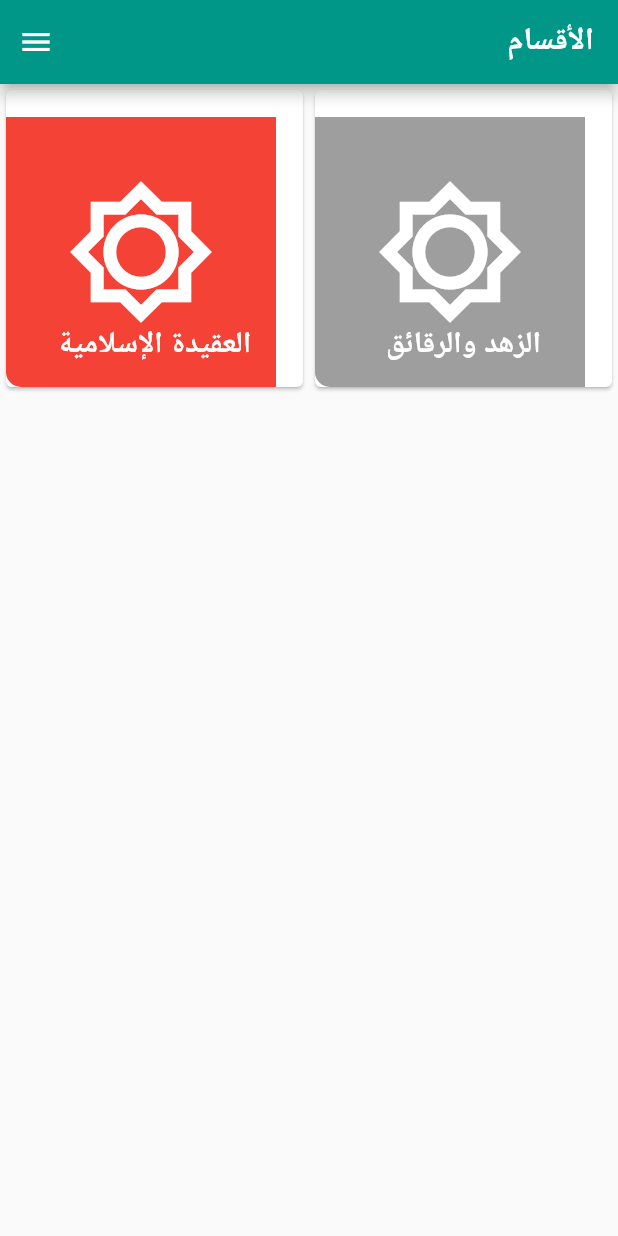
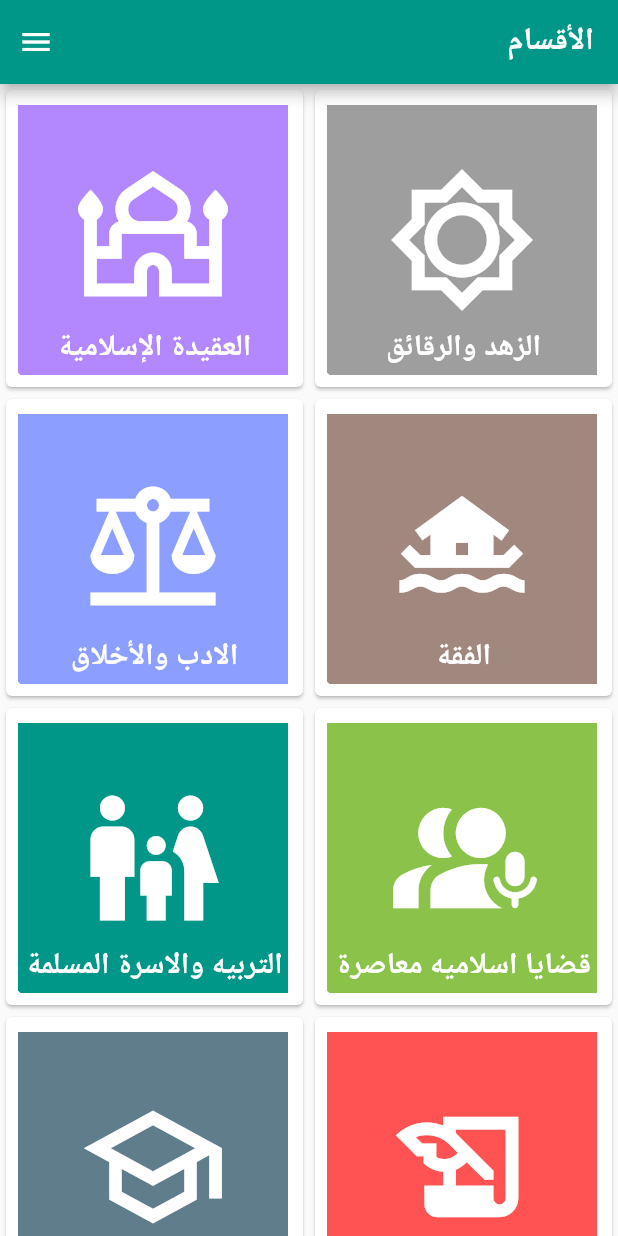
Before and after one commit to NagyElseady/Zad, a Flutter app: the screen it shows after launch, on a phone screen of 412 x 824 dp. Run offline on Flutter 3.47's test engine with Material 2 defaults, Android fonts, the phone set to English and light mode, and no system bars; our stand-ins replace flutter_bloc.

Commit message:
Initial commit

```diff
--- a/lib/screens/sections_screen/sections_screen.dart
+++ b/lib/sections/sections_screen.dart
@@ -2,11 +2,11 @@ import 'package:flutter/material.dart';
 import 'package:flutter_bloc/flutter_bloc.dart';
 import 'package:zad/shared/data/models/Lecture.dart';
 
-import '../../shared/data/models/Section.dart';
-import '../asceticism_flakes_screen/section_detail_screen.dart';
-import '../../shared/ui/navigate_to.dart';
-import '../sections_screen/section_cubit.dart';
-import '../zad_states.dart';
+import '../screens/section_detail/section_detail.dart';
+import '../screens/sections_screen/section_cubit.dart';
+import '../screens/zad_states.dart';
+import '../shared/data/models/Section.dart';
+import '../shared/ui/navigate_to.dart';
 
 class SectionsScreen extends StatelessWidget {
   SectionsScreen({Key? key}) : super(key: key);
@@ -32,8 +32,105 @@ class SectionsScreen extends StatelessWidget {
         Lecture("خطبة ٩", "محتوى ٩"),
         Lecture("خطبة ١٠", "محتوى ١٠"),
       ],
-        Icons.brightness_low_outlined,
-        Colors.red)
+      Icons.mosque_outlined,
+      Colors.deepPurpleAccent.shade100,
+    ),
+    Section(
+      "الفقة",
+      [
+        Lecture("خطبة ٦", "محتوى ٦"),
+        Lecture("خطبة ٧", "محتوى ٧"),
+        Lecture("خطبة ٨", "محتوى ٨"),
+        Lecture("خطبة ٩", "محتوى ٩"),
+        Lecture("خطبة ١٠", "محتوى ١٠"),
+      ],
+      Icons.houseboat_sharp,
+      Colors.brown.shade300,
+    ),
+    Section(
+      "الادب والأخلاق",
+      [
+        Lecture("خطبة ٦", "محتوى ٦"),
+        Lecture("خطبة ٧", "محتوى ٧"),
+        Lecture("خطبة ٨", "محتوى ٨"),
+        Lecture("خطبة ٩", "محتوى ٩"),
+        Lecture("خطبة ١٠", "محتوى ١٠"),
+      ],
+      Icons.balance,
+      Colors.indigoAccent.shade100,
+    ),
+    Section(
+      "قضايا اسلاميه معاصرة",
+      [
+        Lecture("خطبة ٦", "محتوى ٦"),
+        Lecture("خطبة ٧", "محتوى ٧"),
+        Lecture("خطبة ٨", "محتوى ٨"),
+        Lecture("خطبة ٩", "محتوى ٩"),
+        Lecture("خطبة ١٠", "محتوى ١٠"),
+      ],
+      Icons.interpreter_mode_rounded,
+      Colors.lightGreen,
+    ),
+    Section(
+      "التربيه والاسرة المسلمة",
+      [
+        Lecture("خطبة ٦", "محتوى ٦"),
+        Lecture("خطبة ٧", "محتوى ٧"),
+        Lecture("خطبة ٨", "محتوى ٨"),
+        Lecture("خطبة ٩", "محتوى ٩"),
+        Lecture("خطبة ١٠", "محتوى ١٠"),
+      ],
+      Icons.family_restroom,
+      Colors.teal,
+    ),
+    Section(
+      "التاريخ والقصص",
+      [
+        Lecture("خطبة ٦", "محتوى ٦"),
+        Lecture("خطبة ٧", "محتوى ٧"),
+        Lecture("خطبة ٨", "محتوى ٨"),
+        Lecture("خطبة ٩", "محتوى ٩"),
+        Lecture("خطبة ١٠", "محتوى ١٠"),
+      ],
+      Icons.history_edu,
+      Colors.redAccent,
+    ),
+    Section(
+      "موضوعات متنوعه",
+      [
+        Lecture("خطبة ٦", "محتوى ٦"),
+        Lecture("خطبة ٧", "محتوى ٧"),
+        Lecture("خطبة ٨", "محتوى ٨"),
+        Lecture("خطبة ٩", "محتوى ٩"),
+        Lecture("خطبة ١٠", "محتوى ١٠"),
+      ],
+      Icons.school_outlined,
+      Colors.blueGrey,
+    ),
+    Section(
+      "مواسم الخير",
+      [
+        Lecture("خطبة ٦", "محتوى ٦"),
+        Lecture("خطبة ٧", "محتوى ٧"),
+        Lecture("خطبة ٨", "محتوى ٨"),
+        Lecture("خطبة ٩", "محتوى ٩"),
+        Lecture("خطبة ١٠", "محتوى ١٠"),
+      ],
+      Icons.real_estate_agent_outlined,
+      Colors.orange,
+    ),
+    Section(
+      "مناسبات دوريه",
+      [
+        Lecture("خطبة ٦", "محتوى ٦"),
+        Lecture("خطبة ٧", "محتوى ٧"),
+        Lecture("خطبة ٨", "محتوى ٨"),
+        Lecture("خطبة ٩", "محتوى ٩"),
+        Lecture("خطبة ١٠", "محتوى ١٠"),
+      ],
+      Icons.paragliding,
+      Colors.indigo.shade300,
+    ),
   ];
 
   @override
@@ -48,7 +145,9 @@ class SectionsScreen extends StatelessWidget {
                     backgroundColor: Colors.teal,
                     actions: [
                       IconButton(
-                        onPressed: () {},
+                        onPressed: () {
+                          Navigator.pop(context);
+                        },
                         icon: const Icon(
                           Icons.menu,
                         ),
@@ -86,14 +185,16 @@ class SectionsScreen extends StatelessWidget {
     return Container(
       decoration: BoxDecoration(
           borderRadius: BorderRadius.circular(
-        10.0,
+        30.0,
       )),
       clipBehavior: Clip.antiAliasWithSaveLayer,
       width: 180.0,
       child: Stack(
         alignment: AlignmentDirectional.bottomEnd,
         children: [
-          Container(
+          Padding(
+            padding: const EdgeInsets.all(8.0),
+            child: Container(
               padding: const EdgeInsets.all(5),
               color: section.color,
               width: 180.0,
@@ -112,9 +213,12 @@ class SectionsScreen extends StatelessWidget {
                 },
               ),
             ),
-          Container(
+          ),
+          Padding(
+            padding: const EdgeInsets.all(8.0),
+            child: Container(
               padding: const EdgeInsets.symmetric(
-              vertical: 15.0,
+                vertical: 5.0,
               ),
               width: double.infinity,
               color: Colors.black.withOpacity(.0),
@@ -127,7 +231,8 @@ class SectionsScreen extends StatelessWidget {
                   fontWeight: FontWeight.bold,
                 ),
               ),
-          )
+            ),
+          ),
         ],
       ),
     );
--- a/pubspec.yaml
+++ b/pubspec.yaml
@@ -38,7 +38,7 @@ dependencies:
   cupertino_icons: ^1.0.2
   sqflite: ^2.1.0+1
   conditional_builder_null_safety: ^0.0.6
-  flutter_bloc: ^8.1.1
+  flutter_bloc: ^8.1.2
   bloc: ^8.1.0
   dio: ^4.0.6
   dio_logger: ^4.0.8+8
@@ -48,11 +48,13 @@ dependencies:
   smooth_page_indicator: ^1.0.0+2
   json_conditional: ^2.1.0+16
   flutter_conditional_rendering: ^2.0.0
+  flutter_settings_screens: ^0.3.3-null-safety+2
   fluttertoast: ^8.1.2
   carousel_slider: ^4.2.1
   rxdart: ^0.27.7
   flutter_localization: ^0.1.10
   intl_utils: ^2.8.1
+  easy_sidemenu: ^0.4.1+1
   flutter_localizations:
     sdk: flutter
   intl: any
```
Also changed, not shown: lib/main.dart (+20 -6 lines), lib/shared/ui/side_drawer.dart (added, +52 -0 lines), lib/screens/section_detail/section_detail.dart (renamed from lib/screens/asceticism_flakes_screen/section_detail_screen.dart), pubspec.lock, 1 other file. Lines whose indentation alone changed are shown as unchanged.
